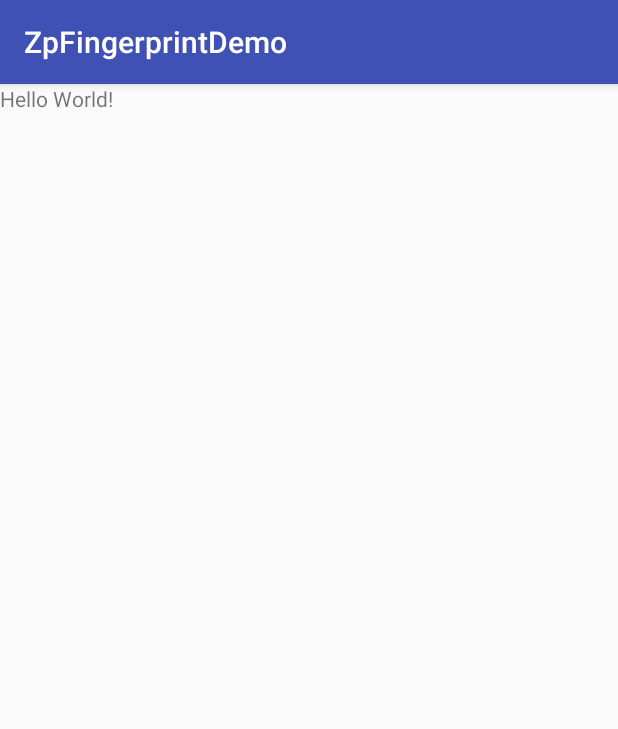
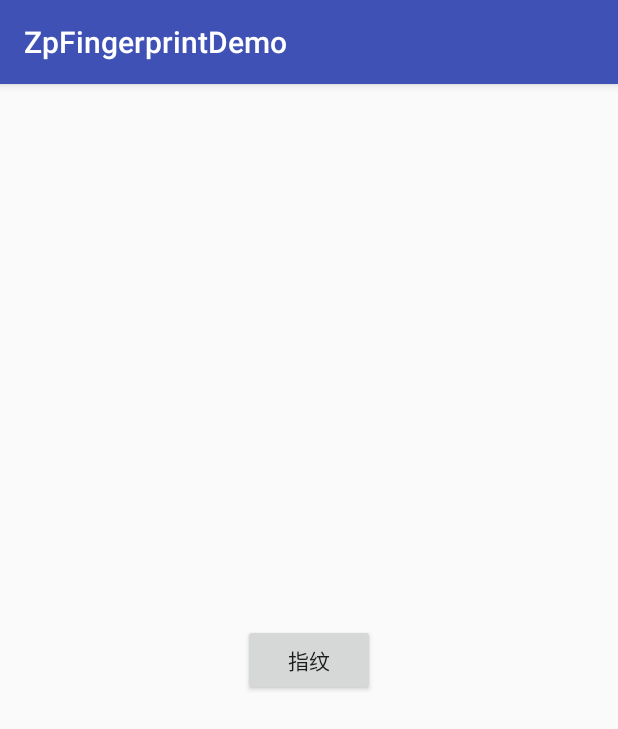
Before and after one commit to 0119zp/ZpFingerprintDemo, an Android app: the screen it shows after launch (MainActivity), on a phone screen of 412 x 824 dp. Shown: the top 729 px of the screen. Run offline under Robolectric (Android 15) with nearby library versions, the phone set to English and light mode, and no system bars.

Commit message:
指纹解锁完善

```diff
--- a/app/src/main/AndroidManifest.xml
+++ b/app/src/main/AndroidManifest.xml
@@ -18,6 +18,8 @@
                 <category android:name="android.intent.category.LAUNCHER" />
             </intent-filter>
         </activity>
+
+        <activity android:name=".ZpFingerprintActivity"/>
     </application>
 
 </manifest>
--- a/app/src/main/java/zp/com/zpfingerprintdemo/FingerprintManagerCompat.java
+++ b/app/src/main/java/zp/com/zpfingerprintdemo/FingerprintManagerCompat.java
@@ -1,11 +1,12 @@
 package zp.com.zpfingerprintdemo;
 
 import android.content.Context;
-import android.content.pm.Signature;
 import android.os.Handler;
 import android.support.annotation.NonNull;
 import android.support.annotation.Nullable;
 import android.support.v4.os.CancellationSignal;
+
+import java.security.Signature;
 
 import javax.crypto.Cipher;
 import javax.crypto.Mac;
--- a/app/src/main/java/zp/com/zpfingerprintdemo/FingerprintManagerCompatApi23.java
+++ b/app/src/main/java/zp/com/zpfingerprintdemo/FingerprintManagerCompatApi23.java
@@ -2,11 +2,12 @@ package zp.com.zpfingerprintdemo;
 
 import android.annotation.TargetApi;
 import android.content.Context;
-import android.content.pm.Signature;
 import android.hardware.fingerprint.FingerprintManager;
 import android.os.Handler;
 import android.support.annotation.RequiresApi;
 import android.support.annotation.RestrictTo;
+
+import java.security.Signature;
 
 import javax.crypto.Cipher;
 import javax.crypto.Mac;
--- a/app/src/main/res/layout/activity_main.xml
+++ b/app/src/main/res/layout/activity_main.xml
@@ -1,11 +1,13 @@
 <?xml version="1.0" encoding="utf-8"?>
 <LinearLayout xmlns:android="http://schemas.android.com/apk/res/android"
     android:layout_width="match_parent"
-    android:layout_height="match_parent">
+    android:layout_height="match_parent"
+    android:gravity="center">
 
-    <TextView
+    <Button
         android:layout_width="wrap_content"
         android:layout_height="wrap_content"
-        android:text="Hello World!" />
+        android:text="指纹"
+        android:onClick="setFinger"/>
 
 </LinearLayout>
```
Also changed, not shown: app/src/main/java/zp/com/zpfingerprintdemo/MainActivity.java (+7 -0 lines).
